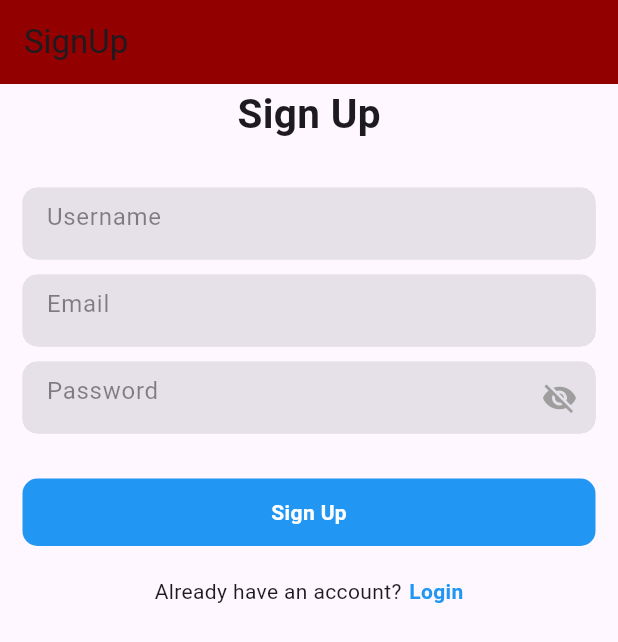
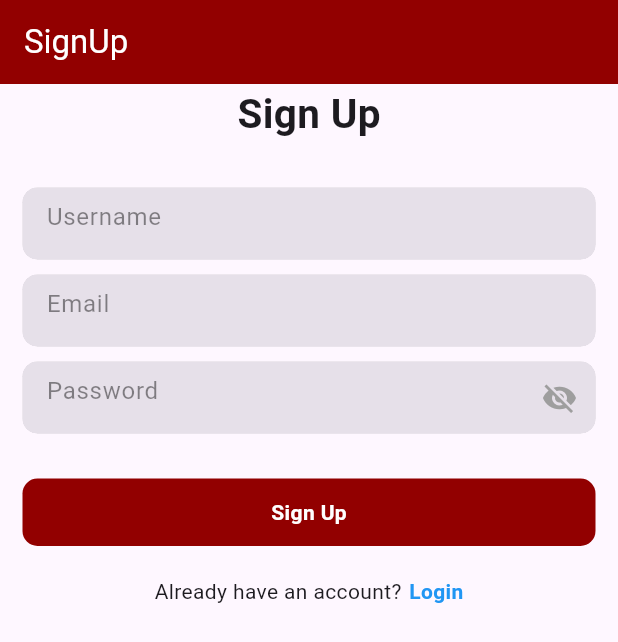
Before and after one commit to XessX/Reward_point_QR_Scanner, a Flutter app: the SignUpPage screen opened directly, on a phone screen of 412 x 824 dp. Shown: the top 642 px of the screen. Run offline on Flutter 3.47's test engine with Material 3 defaults, Android fonts, the phone set to English and light mode, and no system bars; our stand-ins replace cloud_firestore, firebase_auth, firebase_core, fluttertoast, font_awesome_flutter, google_sign_in and 1 more; accounts and stored records are empty.

Commit message:
update of user app

```diff
--- a/reward_app/lib/screens/signup_page.dart
+++ b/reward_app/lib/screens/signup_page.dart
@@ -1,5 +1,6 @@
 import 'package:firebase_auth/firebase_auth.dart';
 import 'package:flutter/material.dart';
+import 'package:reward_app/styles.dart';
 import 'package:reward_app/widgets/crud_user.dart';
 
 import '../user_auth/firebase_auth_implementation.dart';
@@ -38,7 +39,7 @@ class _SignUpPageState extends State<SignUpPage> {
     return Scaffold(
       appBar: AppBar(
         automaticallyImplyLeading: false,
-        title: Text("SignUp"),
+        title: Text("SignUp", style: TextStyle(color: Colors.white),),
       ),
       body: SingleChildScrollView(
         child: Center(
@@ -87,7 +88,7 @@ class _SignUpPageState extends State<SignUpPage> {
                     width: double.infinity,
                     height: 45,
                     decoration: BoxDecoration(
-                      color: Colors.blue,
+                      color: AppColors.primaryColor,
                       borderRadius: BorderRadius.circular(10),
                     ),
                     child: Center(
```
